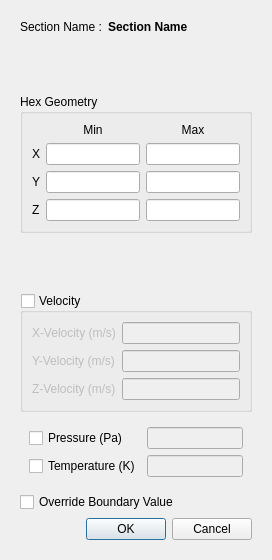
First picture: the form in baramFlow/view/solution/initialization/section_dialog.ui, repository nextfoam/baram, before the edit.
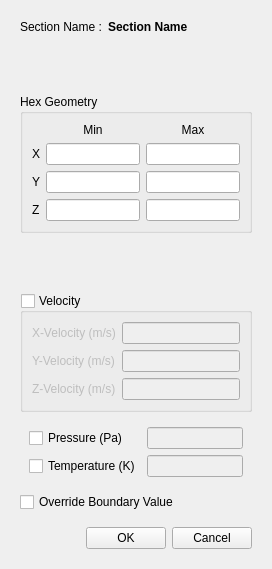
Second picture: the form after the edit.

Patch:
```diff
--- a/baramFlow/view/solution/initialization/section_dialog.ui
+++ b/baramFlow/view/solution/initialization/section_dialog.ui
@@ -7,7 +7,7 @@
     <x>0</x>
     <y>0</y>
     <width>270</width>
-    <height>552</height>
+    <height>561</height>
    </rect>
   </property>
   <property name="windowTitle">
@@ -710,13 +710,42 @@
         </spacer>
        </item>
        <item>
-        <widget class="QDialogButtonBox" name="buttonBox">
-         <property name="orientation">
-          <enum>Qt::Horizontal</enum>
-         </property>
-         <property name="standardButtons">
-          <set>QDialogButtonBox::Cancel|QDialogButtonBox::Ok</set>
-         </property>
+        <widget class="QWidget" name="widget_4" native="true">
+         <layout class="QHBoxLayout" name="horizontalLayout_7">
+          <property name="rightMargin">
+           <number>0</number>
+          </property>
+          <property name="bottomMargin">
+           <number>0</number>
+          </property>
+          <item>
+           <spacer name="horizontalSpacer_2">
+            <property name="orientation">
+             <enum>Qt::Horizontal</enum>
+            </property>
+            <property name="sizeHint" stdset="0">
+             <size>
+              <width>208</width>
+              <height>20</height>
+             </size>
+            </property>
+           </spacer>
+          </item>
+          <item>
+           <widget class="QPushButton" name="ok">
+            <property name="text">
+             <string>OK</string>
+            </property>
+           </widget>
+          </item>
+          <item>
+           <widget class="QPushButton" name="cancel">
+            <property name="text">
+             <string>Cancel</string>
+            </property>
+           </widget>
+          </item>
+         </layout>
         </widget>
        </item>
       </layout>
```
Left out of the diff: 48 changed lines with no effect on the pictures.
